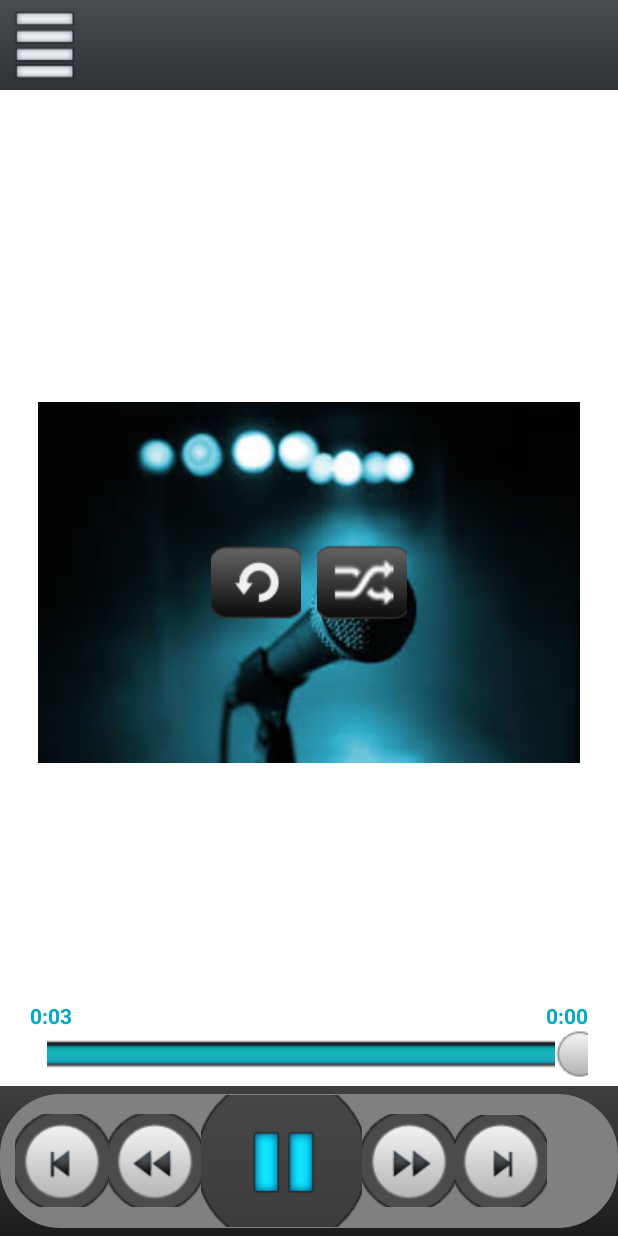
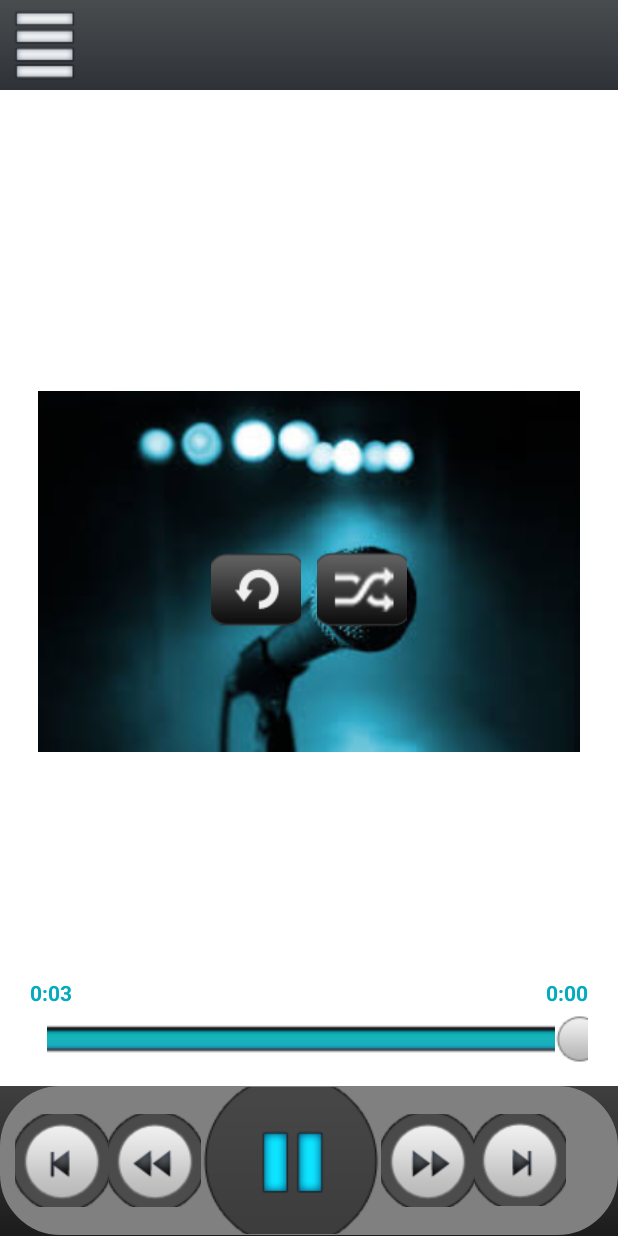
Before and after one commit to babathurpe/Android-Music-Player, an Android app: the screen it shows after launch (MusicPlayer_Activity), on a phone screen of 412 x 824 dp. Run offline under Robolectric (Android 15) with nearby library versions, the phone set to English and light mode, and no system bars; 6 statements that could not run were skipped.

Commit message:
kommiti iketa

```diff
--- a/app/src/main/res/layout/player.xml
+++ b/app/src/main/res/layout/player.xml
@@ -91,8 +91,8 @@
             <ImageButton
                 android:id="@+id/btnPlay"
                 android:src="@drawable/btn_play"
-                android:layout_width="107dp"
-                android:layout_height="88dp"
+                android:layout_width="wrap_content"
+                android:layout_height="98dp"
                 android:background="@null"/>
             <!-- Forward Button -->
             <ImageButton
@@ -118,12 +118,13 @@
 	         android:layout_height="wrap_content"
 	         android:layout_marginRight="20dp"
 	         android:layout_marginLeft="25dp"
-	         android:layout_marginBottom="5dp"
+	         android:layout_marginBottom="15dp"
 	    	 android:layout_above="@id/player_footer_bg"
 	    	 android:thumb="@drawable/seek_handler"
 	    	 android:progressDrawable="@drawable/seekbar_progress"
 	    	 android:paddingLeft="6dp"
-	    	 android:paddingRight="6dp"/>
+	    	 android:paddingRight="6dp"
+        android:layout_marginTop="5dp" />
 
     <!-- Timer Display -->
     <LinearLayout
@@ -165,7 +166,7 @@
         android:layout_above="@id/timerDisplay"
         android:gravity="center"
         android:layout_marginTop="20dp"
-        android:layout_marginBottom="250dp">
+        android:layout_marginBottom="230dp">
         <!-- Repeat Button -->
 
         <ImageButton
```
